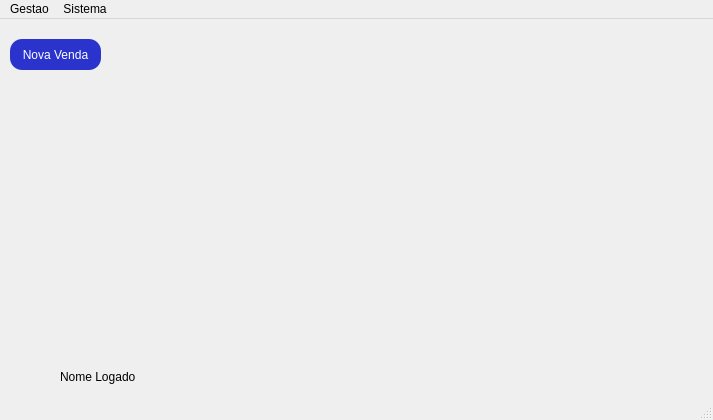
This is ControlesEstoque/fm_main.ui in GitHubAlves150/Projetos-com-QT-Cpp as Qt 5 draws it before an edit. The edited form follows.
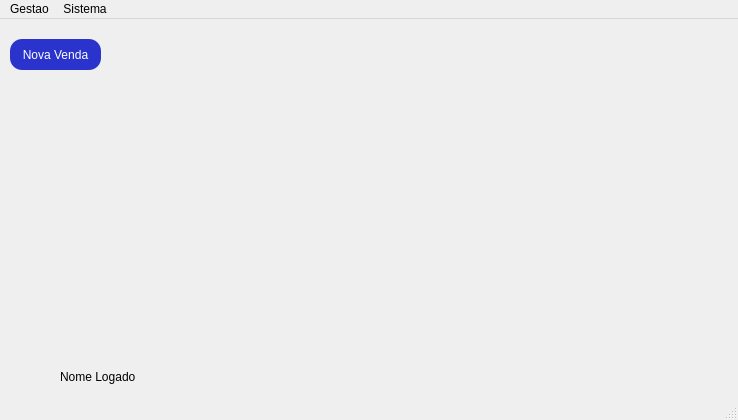
This is the edited form.

What changed in the file:
```diff
--- a/ControlesEstoque/fm_main.ui
+++ b/ControlesEstoque/fm_main.ui
@@ -6,7 +6,7 @@
    <rect>
     <x>0</x>
     <y>0</y>
-    <width>713</width>
+    <width>738</width>
     <height>420</height>
    </rect>
   </property>
@@ -107,7 +107,7 @@
     <rect>
      <x>0</x>
      <y>0</y>
-     <width>713</width>
+     <width>738</width>
      <height>22</height>
     </rect>
    </property>
```
Left out of the diff: 2 changed lines with no effect on the pictures.
